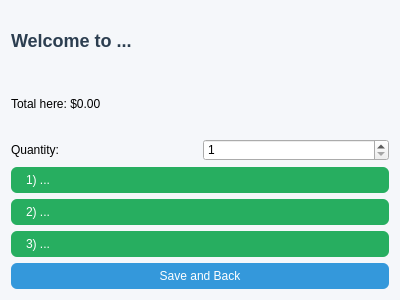
This is forms/souvenirwindow.ui in Erfan-TAV/CS-1D-Project-1 as Qt 5 draws it before an edit. The edited form follows.
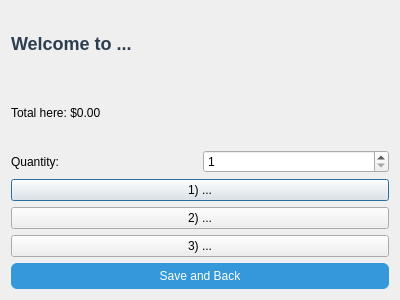
This is the edited form.

Diff of the .ui file:
```diff
--- a/forms/souvenirwindow.ui
+++ b/forms/souvenirwindow.ui
@@ -13,25 +13,6 @@
   <property name="windowTitle">
    <string>Dialog</string>
   </property>
-  <property name="styleSheet">
-   <string notr="true">QDialog {
-    background-color: #f5f7fa;
-}
-
-QPushButton {
-    background-color: #27ae60;
-    color: white;
-    padding: 6px;
-    border-radius: 6px;
-    text-align: left;
-    padding-left: 15px;
-}
-
-QPushButton:hover {
-    background-color: #219150;
-}
-</string>
-  </property>
   <layout class="QVBoxLayout" name="verticalLayout">
    <item>
     <widget class="QLabel" name="lblCollege">
```
